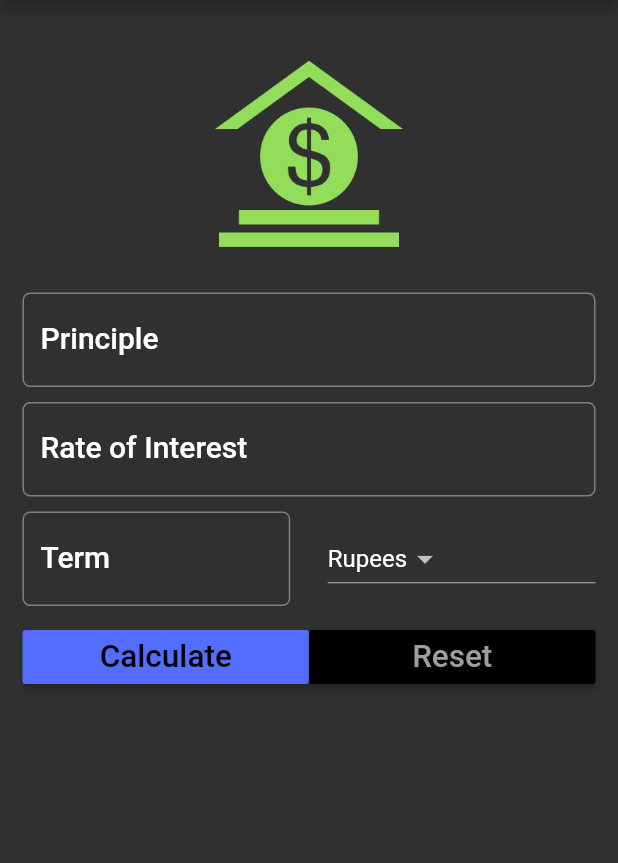
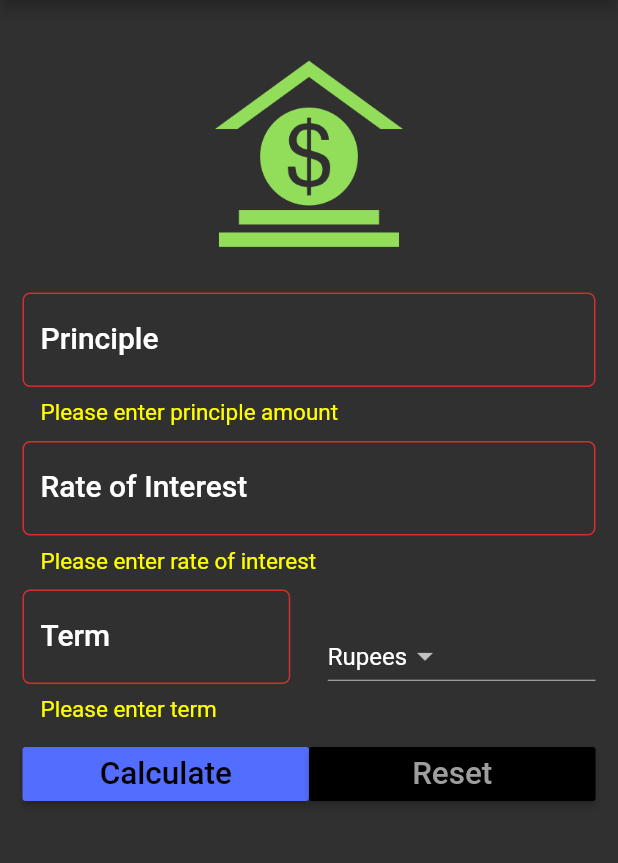
Before and after one commit to Rupkuvarba/FlutterTutorial, a Flutter app: the screen it shows after launch, after a tap on "Calculate", on a phone screen of 412 x 824 dp, the part 84-947 px from its top. Run offline on Flutter 3.47's test engine with Material 2 defaults, Android fonts, the phone set to English and light mode, and no system bars.

Commit message:
3.8: Form validation using TextFormField

```diff
--- a/lib/main.dart
+++ b/lib/main.dart
@@ -23,6 +23,8 @@ class SIForm extends StatefulWidget {
 }
 
 class _SIFormState extends State<SIForm> {
+  //Step1: Create a form with a global key
+  var _formKey = GlobalKey<FormState>();
   var _currencies = ['Rupees', "Dollar", "Pound", "Euro", "Others"];
   var _currentItemSelected = '';
   final double _minimumPadding = 5.0;
@@ -48,9 +50,10 @@ class _SIFormState extends State<SIForm> {
       appBar: AppBar(
         title: Text("Simple Interest Calculator"),
       ),
-      body: Container(
-        margin: EdgeInsets.all(_minimumPadding * 3),
-
+      body: Form(
+        key: _formKey,
+        child: Padding(
+          padding: EdgeInsets.all(_minimumPadding * 3),
         child: ListView(
           children: [
 
@@ -59,14 +62,23 @@ class _SIFormState extends State<SIForm> {
             Padding(
                 padding: EdgeInsets.only(
                     top: _minimumPadding, bottom: _minimumPadding),
-                child: TextField(
+                child: TextFormField(
                   style: textStyle,
                   controller: principleController,
                   keyboardType: TextInputType.number,
+                  validator: (String value){
+                    if(value.isEmpty){
+                      return 'Please enter principle amount';
+                    }
+                  },
                   decoration: InputDecoration(
                       labelText: "Principle",
                       hintText: "Enter Principle e.g 12000",
                       labelStyle: textStyle,
+                      errorStyle: TextStyle(
+                        color: Colors.yellowAccent,
+                        fontSize: 15.0,
+                      ),
                       border: OutlineInputBorder(
                           borderRadius: BorderRadius.circular(5.0))),
                 )),
@@ -74,14 +86,23 @@ class _SIFormState extends State<SIForm> {
             Padding(
                 padding: EdgeInsets.only(
                     top: _minimumPadding, bottom: _minimumPadding),
-                child: TextField(
+                child: TextFormField(
                   style: textStyle,
                   controller: roiController,
                   keyboardType: TextInputType.number,
+                  validator: (String value){
+                    if(value.isEmpty){
+                      return 'Please enter rate of interest';
+                    }
+                  },
                   decoration: InputDecoration(
                       labelText: "Rate of Interest",
                       hintText: "In percent",
                       labelStyle: textStyle,
+                      errorStyle: TextStyle(
+                        color: Colors.yellowAccent,
+                        fontSize: 15.0,
+                      ),
                       border: OutlineInputBorder(
                           borderRadius: BorderRadius.circular(5.0))),
                 )),
@@ -92,14 +113,23 @@ class _SIFormState extends State<SIForm> {
                 child: Row(
                   children: [
                     Expanded(
-                        child: TextField(
+                        child: TextFormField(
                           style: textStyle,
                           controller: termController,
                           keyboardType: TextInputType.number,
+                          validator: (String value){
+                            if(value.isEmpty){
+                              return 'Please enter term';
+                            }
+                          },
                           decoration: InputDecoration(
                           labelText: "Term",
                           hintText: "Term in years",
                           labelStyle: textStyle,
+                          errorStyle: TextStyle(
+                            color: Colors.yellowAccent,
+                            fontSize: 15.0
+                          ),
                           border: OutlineInputBorder(
                               borderRadius: BorderRadius.circular(5.0))),
                     )),
@@ -132,7 +162,9 @@ class _SIFormState extends State<SIForm> {
                 child: Text("Calculate", textScaleFactor: 1.5,),
                 onPressed: (){
                    setState(() {
-                     this.displayResult = _calculateTotalReturns();
+                     if(_formKey.currentState.validate()) {
+                       this.displayResult = _calculateTotalReturns();
+                     }
                    });
                 },
               )),
@@ -157,7 +189,7 @@ class _SIFormState extends State<SIForm> {
 
           ],
         ),
-      ),
+      )),
     );
   }
 
```
